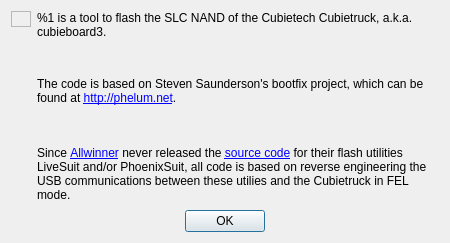
The window that about.ui (pullmoll/CubieFlash) describes before a commit, drawn with Qt 5.
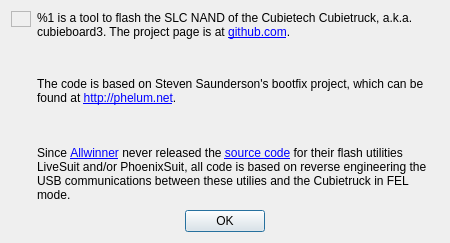
The same window after the commit. Icons and pictures are not drawn.

Commit message: Add project location to about dialog. Open external links from the QLabels

What changed in the file:
```diff
--- a/about.ui
+++ b/about.ui
@@ -78,7 +78,7 @@
        <item>
         <widget class="QLabel" name="label1">
          <property name="text">
-          <string>%1 is a tool to flash the SLC NAND of the Cubietech Cubietruck, a.k.a. cubieboard3. </string>
+          <string>&lt;html&gt;&lt;head/&gt;&lt;body&gt;&lt;p&gt;%1 is a tool to flash the SLC NAND of the Cubietech Cubietruck, a.k.a. cubieboard3. The project page is at &lt;a href=&quot;https://github.com/pullmoll/CubieFlash&quot;&gt;&lt;span style=&quot; text-decoration: underline; color:#0000ff;&quot;&gt;github.com&lt;/span&gt;&lt;/a&gt;.&lt;/p&gt;&lt;/body&gt;&lt;/html&gt;</string>
          </property>
          <property name="textFormat">
           <enum>Qt::RichText</enum>
```
Left out of the diff: 6 changed lines with no effect on the pictures.
